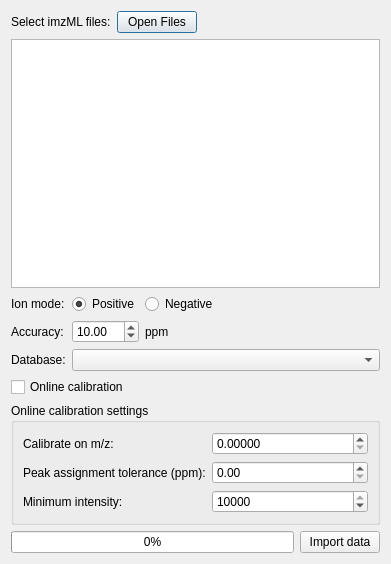
Before: the Qt Designer form resources/views/MsiImportDialog.ui in swinnenteam/LipidQMap, drawn with Qt 5.
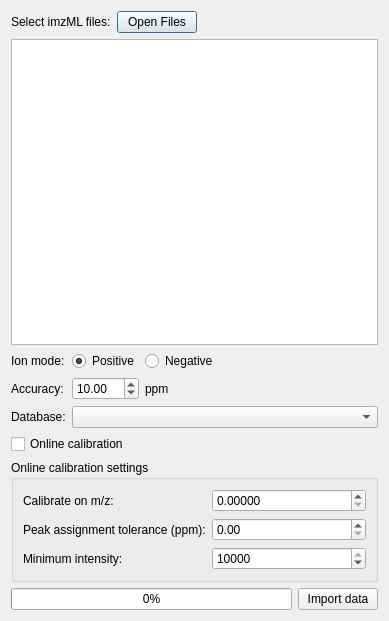
After: the same form once the commit is applied.

Patch:
```diff
--- a/resources/views/MsiImportDialog.ui
+++ b/resources/views/MsiImportDialog.ui
@@ -6,8 +6,8 @@
    <rect>
     <x>0</x>
     <y>0</y>
-    <width>391</width>
-    <height>564</height>
+    <width>389</width>
+    <height>621</height>
    </rect>
   </property>
   <property name="windowTitle">
```
